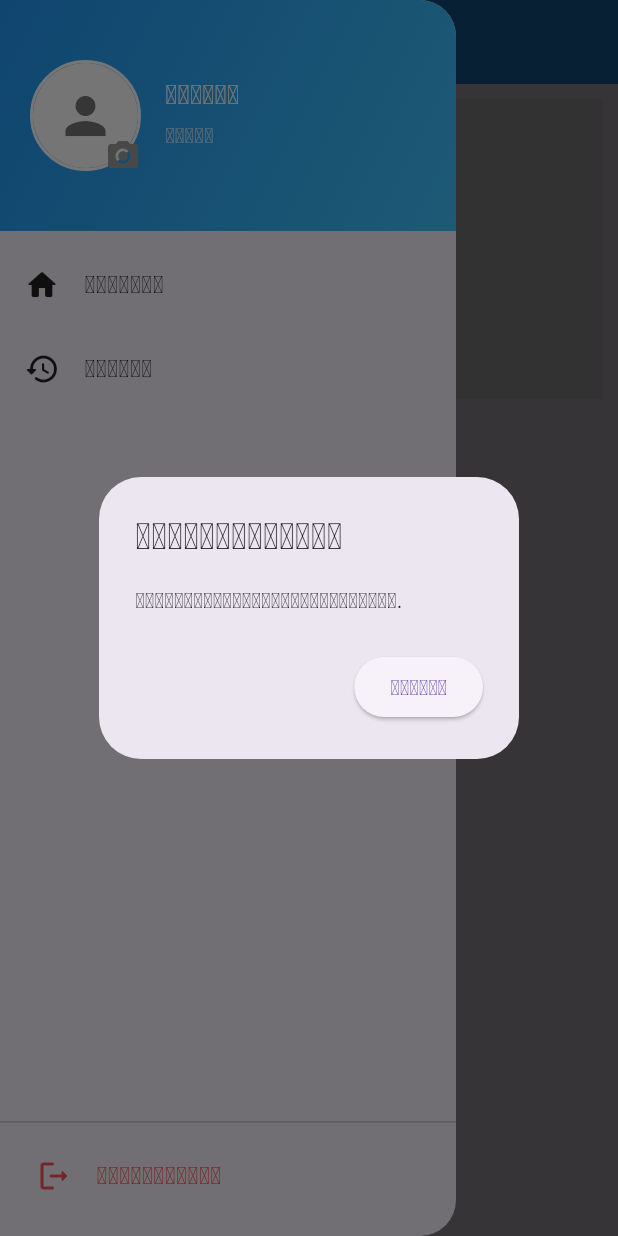
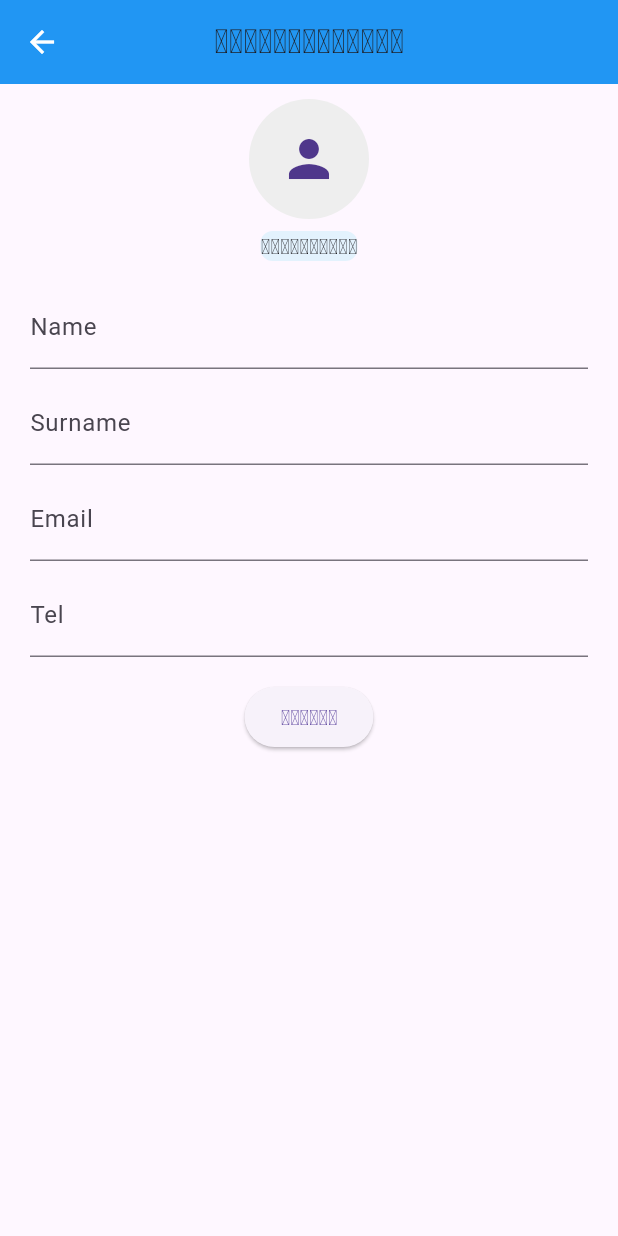
Before and after one commit to YEYANG-AI/bill-check, a Flutter app: the HomeView screen opened by its route, in the side drawer, after a tap on the "camera alt" icon, on a phone screen of 412 x 824 dp. Run offline on Flutter 3.47's test engine with Material 3 defaults, Android fonts, the light colour scheme and no system bars; our stand-ins replace carousel_slider, flutter_lucide, hive_flutter, image_picker; accounts and stored records are empty.

Commit message:
update update profile

```diff
--- a/lib/service/api/api_path.dart
+++ b/lib/service/api/api_path.dart
@@ -1,6 +1,6 @@
 class ApiPath {
-  // static const baseUrl = 'http://192.168.1.5:3000/api';
-  static const baseUrl = 'http://10.216.7.204:3000/api';
+  static const baseUrl = 'http://192.168.1.2:3000/api';
+  // static const baseUrl = 'http://10.216.7.204:3000/api';
   static const login = '$baseUrl/auth/login';
   static const banner = '$baseUrl/banners';
   static const customer = '$baseUrl/customers';
--- a/lib/views/home/widget/drawer_user.dart
+++ b/lib/views/home/widget/drawer_user.dart
@@ -3,6 +3,7 @@ import 'package:billcheck/routes/router_path.dart';
 import 'package:billcheck/viewmodel/login_view_model.dart';
 import 'package:billcheck/viewmodel/user_view_model.dart';
 import 'package:billcheck/views/history/page/history_page.dart';
+import 'package:billcheck/views/home/widget/update_profile.dart';
 import 'package:flutter/material.dart';
 import 'package:provider/provider.dart';
 
@@ -135,9 +136,11 @@ class DrawerUser extends StatelessWidget {
                       right: -12,
                       child: IconButton(
                         onPressed: () {
-                          showDialog(
-                            context: context,
-                            builder: (context) => updateProfileDialog(),
+                          Navigator.push(
+                            context,
+                            MaterialPageRoute(
+                              builder: (context) => UpdateProfile(),
+                            ),
                           );
                         },
                         icon: Icon(Icons.camera_alt, color: Colors.grey),
--- /dev/null
+++ b/lib/views/home/widget/update_profile.dart
@@ -0,0 +1,206 @@
+import 'dart:io';
+import 'package:billcheck/viewmodel/user_view_model.dart';
+import 'package:billcheck/views/home/widget/dashboard.dart';
+import 'package:flutter/material.dart';
+import 'package:image_picker/image_picker.dart';
+import 'package:provider/provider.dart';
+
+class UpdateProfile extends StatefulWidget {
+  const UpdateProfile({super.key});
+
+  @override
+  State<UpdateProfile> createState() => _UpdateProfileState();
+}
+
+class _UpdateProfileState extends State<UpdateProfile> {
+  final _formKey = GlobalKey<FormState>();
+  String? name;
+  String? surname;
+  String? email;
+  String? tel;
+  String? imageId;
+
+  File? pickedImage;
+  bool isUploading = false;
+
+  Future<void> pickImage() async {
+    final picker = ImagePicker();
+    final XFile? file = await picker.pickImage(
+      source: ImageSource.gallery,
+      maxWidth: 800,
+      maxHeight: 800,
+      imageQuality: 80,
+    );
+    if (file != null) {
+      setState(() {
+        pickedImage = File(file.path);
+      });
+
+      // Upload image immediately and get image ID
+      try {
+        setState(() {
+          isUploading = true;
+        });
+
+        final userProvider = Provider.of<UserViewModel>(context, listen: false);
+
+        final imageId = await userProvider.uploadImageOnly(pickedImage!);
+
+        setState(() {
+          isUploading = false;
+          this.imageId = imageId;
+        });
+
+        ScaffoldMessenger.of(
+          context,
+        ).showSnackBar(SnackBar(content: Text('ອັບໂຫຼດຮູບສຳເລັດ')));
+      } catch (e) {
+        setState(() {
+          isUploading = false;
+        });
+        ScaffoldMessenger.of(
+          context,
+        ).showSnackBar(SnackBar(content: Text('ບໍ່ສາມາດອັບໂຫຼດຮູບ: $e')));
+      }
+    }
+  }
+
+  @override
+  Widget build(BuildContext context) {
+    final userProvider = Provider.of<UserViewModel>(context, listen: false);
+    final user = userProvider.user;
+
+    // Prefill form fields
+    name ??= user?.name;
+    surname ??= user?.surname;
+    email ??= user?.email;
+    tel ??= user?.tel;
+
+    return Scaffold(
+      appBar: AppBar(
+        leading: IconButton(
+          icon: const Icon(Icons.arrow_back, color: Colors.white),
+          onPressed: () => Navigator.pop(context),
+        ),
+        title: const Text('ອັບເດດໂປຣໄຟລ໌'),
+        centerTitle: true,
+        backgroundColor: Colors.blue,
+      ),
+      body: SingleChildScrollView(
+        child: Form(
+          key: _formKey,
+          child: Padding(
+            padding: const EdgeInsets.symmetric(horizontal: 20, vertical: 10),
+            child: Column(
+              children: [
+                // Profile image
+                CircleAvatar(
+                  radius: 40,
+                  backgroundColor: Colors.grey.shade200,
+                  child: pickedImage != null
+                      ? ClipRRect(
+                          borderRadius: BorderRadius.circular(40),
+                          child: Image.file(
+                            pickedImage!,
+                            width: 80,
+                            height: 80,
+                            fit: BoxFit.cover,
+                          ),
+                        )
+                      : (user?.profile?.imageUrl != null
+                            ? ClipRRect(
+                                borderRadius: BorderRadius.circular(40),
+                                child: Image.network(
+                                  user!.profile.imageUrl,
+                                  width: 80,
+                                  height: 80,
+                                  fit: BoxFit.cover,
+                                ),
+                              )
+                            : Icon(Icons.person, size: 40)),
+                ),
+                const SizedBox(height: 8),
+                GestureDetector(
+                  onTap: pickImage,
+                  child: Container(
+                    decoration: BoxDecoration(
+                      borderRadius: BorderRadius.circular(8),
+                      color: Colors.blue.shade50,
+                    ),
+                    child: Text('ປ່ຽນຮູບພາບ'),
+                  ),
+                ),
+                const SizedBox(height: 16),
+                // Name
+                TextFormField(
+                  initialValue: name,
+                  decoration: const InputDecoration(labelText: 'Name'),
+                  onChanged: (val) => name = val,
+                  validator: (val) =>
+                      val == null || val.isEmpty ? 'ຕ້ອງປ້ອນຊື່' : null,
+                ),
+                const SizedBox(height: 8),
+                // Surname
+                TextFormField(
+                  initialValue: surname,
+                  decoration: const InputDecoration(labelText: 'Surname'),
+                  onChanged: (val) => surname = val,
+                ),
+                const SizedBox(height: 8),
+                // Email
+                TextFormField(
+                  initialValue: email,
+                  decoration: const InputDecoration(labelText: 'Email'),
+                  onChanged: (val) => email = val,
+                  validator: (val) =>
+                      val == null || val.isEmpty ? 'ຕ້ອງປ້ອນອີເມວ' : null,
+                ),
+                const SizedBox(height: 8),
+                // Tel
+                TextFormField(
+                  initialValue: tel,
+                  decoration: const InputDecoration(labelText: 'Tel'),
+                  onChanged: (val) => tel = val,
+                ),
+                if (isUploading)
+                  const Padding(
+                    padding: EdgeInsets.only(top: 8),
+                    child: LinearProgressIndicator(),
+                  ),
+                const SizedBox(height: 16),
+                ElevatedButton(
+                  onPressed: () async {
+                    if (_formKey.currentState!.validate()) {
+                      try {
+                        await userProvider.updateProfile(
+                          name: name,
+                          surname: surname,
+                          email: email,
+                          tel: tel,
+                          image:
+                              imageId ?? user?.profile?.image, // send image ID
+                        );
+                        Navigator.pushReplacement(
+                          context,
+                          MaterialPageRoute(builder: (context) => Dashboard()),
+                        );
+                        ScaffoldMessenger.of(
+                          context,
+                        ).showSnackBar(SnackBar(content: Text('ອັບເດດສຳເລັດ')));
+                      } catch (e) {
+                        ScaffoldMessenger.of(context).showSnackBar(
+                          SnackBar(content: Text('ອັບເດດບໍ່ສຳເລັດ: $e')),
+                        );
+                      }
+                    }
+                  },
+                  child: const Text('ອັບເດດ'),
+                ),
+              ],
+            ),
+          ),
+        ),
+      ),
+    );
+  }
+}
--- a/pubspec.yaml
+++ b/pubspec.yaml
@@ -16,6 +16,7 @@ dependencies:
   flutter_launcher_icons: ^0.14.4
   carousel_slider: ^5.1.1
   flutter_lucide: ^1.7.0
+  image_picker: ^1.2.1
 
 dev_dependencies:
   flutter_test:
```
Also changed, not shown: lib/service/user_service/user_service.dart (+129 -5 lines), lib/viewmodel/user_view_model.dart (+82 -8 lines), pubspec.lock, 5 other files.
